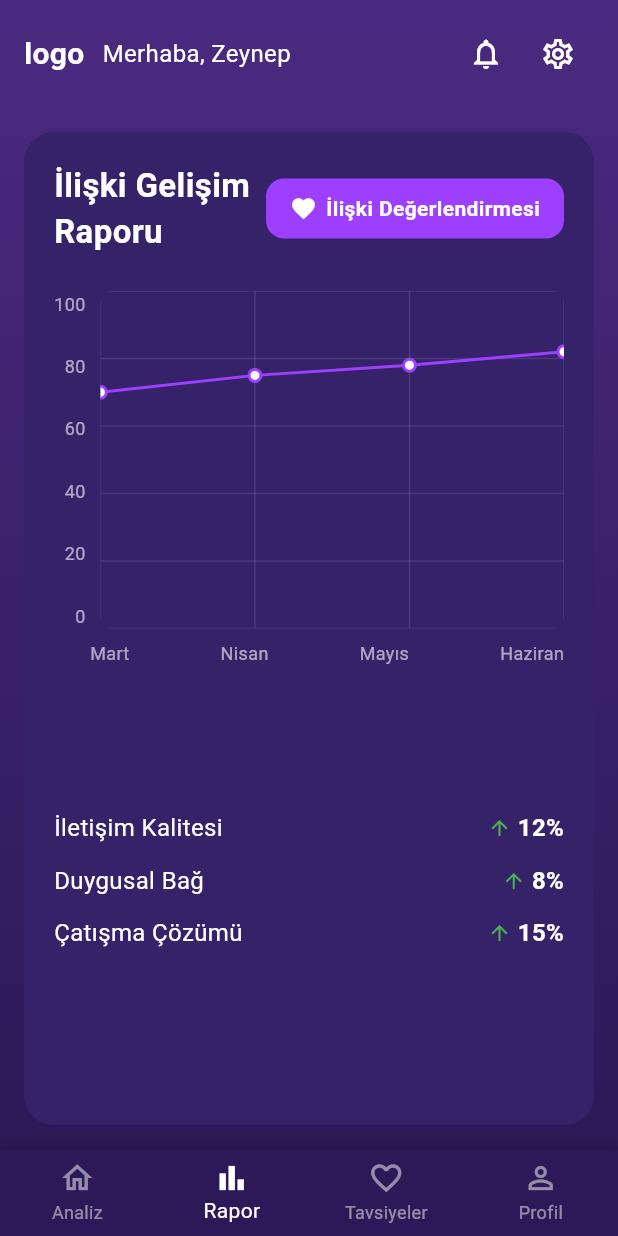
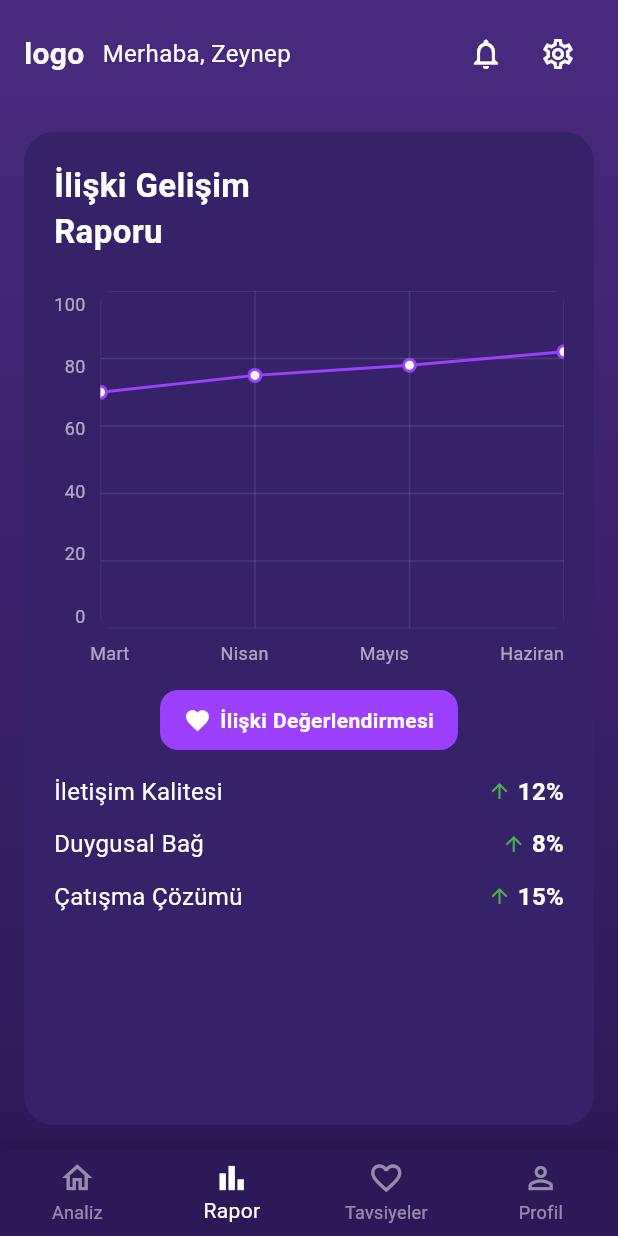
Before and after one commit to aligencturk/Flortya, a Flutter app: the screen it shows once a user with an empty profile is signed in, swiped to page 2, on a phone screen of 412 x 824 dp. Run offline on Flutter 3.47's test engine with Material 3 defaults, Android fonts, the phone set to English and light mode, and no system bars; drawn by our look-alikes of flutter_animate; our stand-ins replace cloud_firestore, firebase_auth, firebase_core, firebase_storage, flutter_dotenv, flutter_keyboard_visibility and 7 more; missing offline and left inert: firebase_app_check; accounts and stored records are empty; Roboto replaces fonts that are missing (Nunito).

Commit message:
HomeView ve MessageAnalysisView'da kullanıcı arayüzü düzenlemeleri yapıldı. Widget yapıları sadeleştirildi ve gereksiz boşluklar kaldırıldı. Kod okunabilirliği artırıldı ve performans iyileştirildi. Ayrıca, bazı stil güncellemeleri gerçekleştirildi.

```diff
--- a/lib/views/home_view.dart
+++ b/lib/views/home_view.dart
@@ -766,10 +766,7 @@
                       child: Column(
                         crossAxisAlignment: CrossAxisAlignment.start,
                   children: [
-                    // Başlık ve Değerlendirme Düğmesi
-                    Row(
-                      mainAxisAlignment: MainAxisAlignment.spaceBetween,
-                      children: [
+                    // Başlık
                     const Text(
                       'İlişki Gelişim\nRaporu',
                       style: TextStyle(
@@ -777,33 +774,6 @@
                         fontWeight: FontWeight.bold,
                         fontSize: 22,
                       ),
-                        ),
-                        Container(
-                          padding: const EdgeInsets.symmetric(horizontal: 16, vertical: 10),
-                          decoration: BoxDecoration(
-                            color: const Color(0xFF9D3FFF),
-                            borderRadius: BorderRadius.circular(12),
-                          ),
-                          child: Row(
-                            children: [
-                              const Icon(
-                                Icons.favorite,
-                                color: Colors.white,
-                                size: 18,
-                              ),
-                              const SizedBox(width: 6),
-                              const Text(
-                                'İlişki Değerlendirmesi',
-                                style: TextStyle(
-                                  color: Colors.white,
-                                  fontWeight: FontWeight.bold,
-                                  fontSize: 14,
-                                ),
-                              ),
-                            ],
-                          ),
-                        ),
-                      ],
                     ),
 
                     const SizedBox(height: 24),
@@ -867,8 +837,39 @@
                       ),
                     ),
 
-                    // Kategori başlıkları yukarıya biraz daha yakın olsun
-                    const Spacer(flex: 1),
+                    const SizedBox(height: 16),
+
+                    // İlişki Değerlendirmesi Butonu - Buraya taşındı
+                    Center(
+                      child: Container(
+                        padding: const EdgeInsets.symmetric(horizontal: 16, vertical: 10),
+                        decoration: BoxDecoration(
+                          color: const Color(0xFF9D3FFF),
+                          borderRadius: BorderRadius.circular(12),
+                        ),
+                        child: Row(
+                          mainAxisSize: MainAxisSize.min, // Buton içeriği kadar yer kaplasın
+                          children: [
+                            const Icon(
+                              Icons.favorite,
+                              color: Colors.white,
+                              size: 18,
+                            ),
+                            const SizedBox(width: 6),
+                            const Text(
+                              'İlişki Değerlendirmesi',
+                              style: TextStyle(
+                                color: Colors.white,
+                                fontWeight: FontWeight.bold,
+                                fontSize: 14,
+                              ),
+                            ),
+                          ],
+                        ),
+                      ),
+                    ),
+
+                    const SizedBox(height: 16),
 
                     // Alt kategoriler değişim oranları
                     _buildCategoryChangeRow('İletişim Kalitesi', 12, true),
```
Also changed, not shown: lib/views/message_analysis_view.dart (indentation only). Lines whose indentation alone changed are shown as unchanged.
